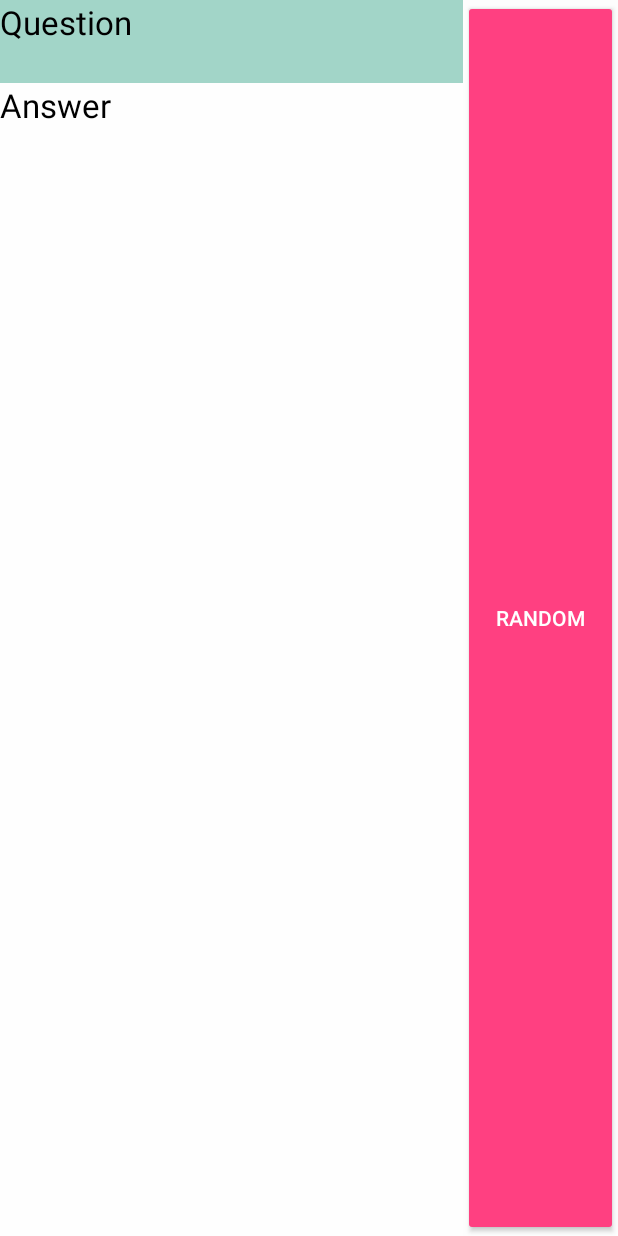
After one commit to ShellCore/AndroidBeginners_CesarMoralesGarduno, an Android app: the layout widget_layout.xml on its own in the app's theme, with its tools: preview values and no code run, on a phone screen of 412 x 824 dp. The commit adds this screen. Run offline under Robolectric (Android 15) with nearby library versions, the light colour scheme and no system bars.

Commit message:
Se agregó widget de la aplicación.

```diff
--- a/app/src/main/java/com/shellcore/android/flashstudy/MainActivity.java
+++ b/app/src/main/java/com/shellcore/android/flashstudy/MainActivity.java
@@ -17,6 +17,7 @@ import com.shellcore.android.flashstudy.dao.QuestionDao;
 import com.shellcore.android.flashstudy.dialog.AddQuestionDialogFragment;
 import com.shellcore.android.flashstudy.jobs.RecordatoryJobService;
 import com.shellcore.android.flashstudy.model.Question;
+import com.shellcore.android.flashstudy.task.LoadQuestionTask;
 
 import java.util.ArrayList;
 import java.util.List;
@@ -73,7 +74,8 @@ public class MainActivity extends AppCompatActivity implements AddQuestionDialog
         JobInfo jobInfo =  new JobInfo.Builder(JOB_ID, jobService)
                 .setPeriodic(180000) // 2 minutes
                 .build();
-        jobScheduler.schedule(jobInfo);
+        // TODO Descomentar cuando se suba el código
+//        jobScheduler.schedule(jobInfo);
     }
 
     private void loadQuestionsForJson() {
--- a/app/src/main/java/com/shellcore/android/flashstudy/LoadQuestionTask.java
+++ b/app/src/main/java/com/shellcore/android/flashstudy/task/LoadQuestionTask.java
@@ -1,10 +1,11 @@
-package com.shellcore.android.flashstudy;
+package com.shellcore.android.flashstudy.task;
 
 import android.app.ProgressDialog;
 import android.content.Context;
 import android.os.AsyncTask;
 
 import com.google.gson.Gson;
+import com.shellcore.android.flashstudy.R;
 import com.shellcore.android.flashstudy.model.Question;
 
 import java.util.ArrayList;
--- /dev/null
+++ b/app/src/main/res/layout/widget_layout.xml
@@ -0,0 +1,44 @@
+<?xml version="1.0" encoding="utf-8"?>
+<LinearLayout xmlns:android="http://schemas.android.com/apk/res/android"
+    android:layout_width="match_parent"
+    android:layout_height="match_parent"
+    android:background="@color/colorBackgroundTransparent"
+    android:orientation="horizontal">
+
+    <LinearLayout
+        android:layout_width="0dp"
+        android:layout_height="match_parent"
+        android:layout_weight="3"
+        android:orientation="vertical">
+
+        <TextView
+            android:textColor="@android:color/black"
+            android:lines="2"
+            android:background="@color/colorPrimaryTransparent"
+            android:id="@+id/txt_question"
+            android:layout_width="match_parent"
+            android:layout_height="wrap_content"
+            android:text="Question"
+            android:textAppearance="?android:attr/textAppearanceLarge" />
+
+        <TextView
+            android:textColor="@android:color/black"
+            android:background="@color/colorBackgroundTransparent"
+            android:textAppearance="?android:attr/textAppearanceLarge"
+            android:id="@+id/txt_answer"
+            android:layout_width="match_parent"
+            android:layout_height="match_parent"
+            android:lines="4"
+            android:text="Answer" />
+    </LinearLayout>
+
+    <Button
+        android:backgroundTint="@color/colorAccent"
+        android:textColor="@android:color/white"
+        android:id="@+id/btn_random"
+        android:layout_width="0dp"
+        android:layout_height="match_parent"
+        android:layout_weight="1"
+        android:text="Random" />
+
+</LinearLayout>
--- a/app/src/main/res/values/colors.xml
+++ b/app/src/main/res/values/colors.xml
@@ -9,4 +9,9 @@
 
     <color name="colorCardQuestion">#FF4081</color>
     <color name="colorCardAnswer">@android:color/white</color>
+
+    // Colores del widget
+    <color name="colorPrimaryTransparent">#AA76C2AF</color>
+    <color name="colorBackgroundTransparent">#AAFFFFFF</color>
+
 </resources>
```
Also changed, not shown: app/src/main/AndroidManifest.xml (+9 -0 lines), app/src/main/java/com/shellcore/android/flashstudy/widgets/RandomQuestionWidgetProvider.java (added, +63 -0 lines), app/src/main/res/xml/widget_info.xml (added, +9 -0 lines).
